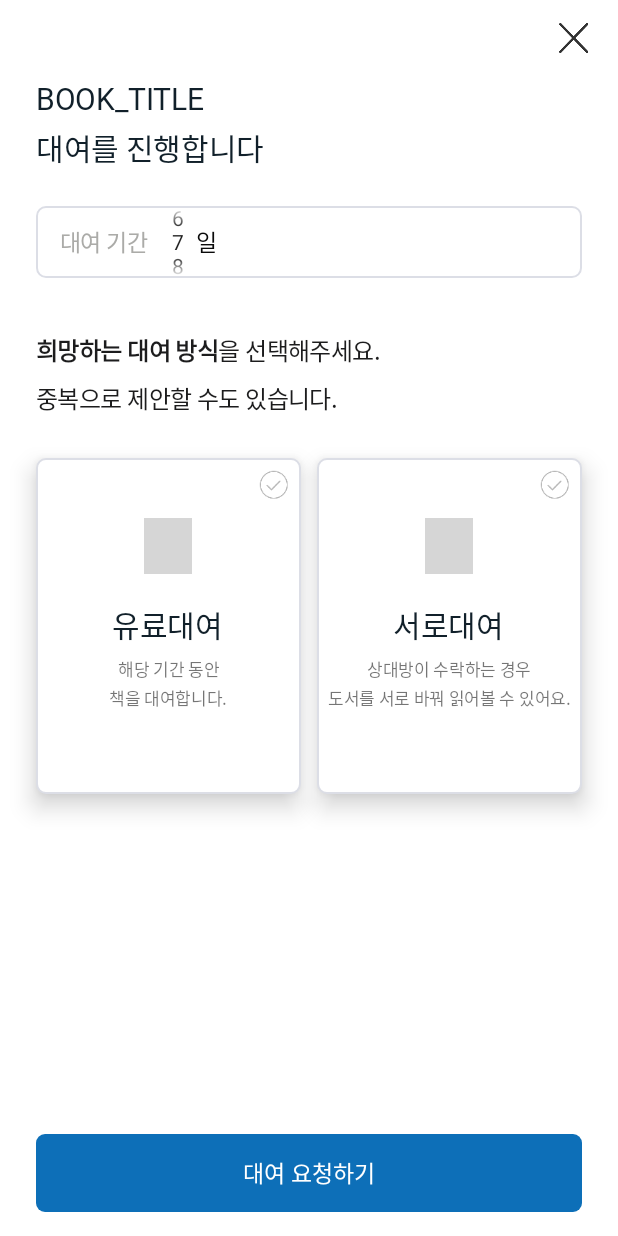
After one commit to csechrome/Gongchaek, an Android app: the BorrowMainActivity screen opened directly, with no data from a screen before it, on a phone screen of 412 x 824 dp. The commit adds this screen. Run offline under Robolectric (Android 15) with nearby library versions, the phone set to English and light mode, and no system bars; grey boxes are pictures that could not be loaded.

Commit message:
feat: add activity_borrow_main.xml

```diff
--- a/app/src/main/AndroidManifest.xml
+++ b/app/src/main/AndroidManifest.xml
@@ -21,6 +21,9 @@
         android:supportsRtl="true"
         android:theme="@style/Theme.Gongchaek"
         android:usesCleartextTraffic="true">
+        <activity
+            android:name=".feature.borrow.BorrowMainActivity"
+            android:exported="true" />
         <activity
             android:name=".feature.profile.ProfileActivity"
             android:exported="true" />
--- /dev/null
+++ b/app/src/main/java/com/gongchaek/gongchaek/feature/borrow/BorrowMainActivity.kt
@@ -0,0 +1,34 @@
+package com.gongchaek.gongchaek.feature.borrow
+
+import android.os.Bundle
+import com.gongchaek.gongchaek.databinding.ActivityBorrowMainBinding
+import com.gongchaek.gongchaek.global.BaseActivity
+
+class BorrowMainActivity :
+    BaseActivity<ActivityBorrowMainBinding>(ActivityBorrowMainBinding::inflate) {
+    override fun onCreate(savedInstanceState: Bundle?) {
+        super.onCreate(savedInstanceState)
+
+        val listBorrowPeriod = arrayOf(
+            "1일",
+            "2일",
+            "3일",
+            "4일",
+            "5일",
+            "6일",
+            "7일",
+            "8일",
+            "9일",
+            "10일",
+            "11일",
+            "12일",
+            "13일",
+            "14일"
+        )
+
+        binding.npPeriod.minValue = 1
+        binding.npPeriod.maxValue = 14
+        binding.npPeriod.value = 7
+        binding.npPeriod.wrapSelectorWheel = false
+    }
+}
--- a/app/src/main/java/com/gongchaek/gongchaek/feature/detailpage/DetailPageActivity.kt
+++ b/app/src/main/java/com/gongchaek/gongchaek/feature/detailpage/DetailPageActivity.kt
@@ -4,7 +4,9 @@ import android.content.Intent
 import android.os.Bundle
 import com.gongchaek.gongchaek.R
 import com.gongchaek.gongchaek.databinding.ActivityDetailPageBinding
+import com.gongchaek.gongchaek.feature.borrow.BorrowMainActivity
 import com.gongchaek.gongchaek.feature.profile.ProfileActivity
+import com.gongchaek.gongchaek.feature.tabchat.ChatRoomActivity
 import com.gongchaek.gongchaek.global.BaseActivity
 import com.gongchaek.gongchaek.util.showToast
 
@@ -23,6 +25,14 @@ class DetailPageActivity : BaseActivity<ActivityDetailPageBinding>(ActivityDetai
             }
         }
 
+        binding.btnBorrow.setOnClickListener {
+            startActivity(Intent(this, BorrowMainActivity::class.java))
+        }
+
+        binding.btnChat.setOnClickListener {
+            startActivity(Intent(this, ChatRoomActivity::class.java)) // TODO
+        }
+
         binding.btnProfile.setOnClickListener {
             startActivity(Intent(this, ProfileActivity::class.java))
         }
--- /dev/null
+++ b/app/src/main/res/drawable/item_checkbox_borrow.xml
@@ -0,0 +1,8 @@
+<selector xmlns:android="http://schemas.android.com/apk/res/android">
+    <!-- 체크박스 해제 상태 -->
+    <item android:state_checked="false"
+        android:drawable="@drawable/ic_check_round_blank"/>
+    <!-- 체크박스 선택 상태 -->
+    <item android:state_checked="true"
+        android:drawable="@drawable/ic_check_round_selected"/>
+</selector>
--- /dev/null
+++ b/app/src/main/res/layout/activity_borrow_main.xml
@@ -0,0 +1,286 @@
+<?xml version="1.0" encoding="utf-8"?>
+<LinearLayout xmlns:android="http://schemas.android.com/apk/res/android"
+    xmlns:app="http://schemas.android.com/apk/res-auto"
+    xmlns:tools="http://schemas.android.com/tools"
+    android:layout_width="match_parent"
+    android:layout_height="match_parent"
+    android:orientation="vertical"
+    tools:context=".feature.borrow.BorrowMainActivity">
+
+    <RelativeLayout
+        android:layout_width="match_parent"
+        android:layout_height="52dp">
+
+        <ImageView
+            android:layout_width="44dp"
+            android:layout_height="44dp"
+            android:layout_alignParentEnd="true"
+            android:layout_centerVertical="true"
+            android:layout_marginRight="8dp"
+            android:src="@drawable/ic_exit_black" />
+
+    </RelativeLayout>
+
+    <LinearLayout
+        android:layout_width="match_parent"
+        android:layout_height="wrap_content"
+        android:orientation="vertical"
+        android:paddingLeft="24dp"
+        android:paddingRight="24dp">
+
+        <!--        <TextView-->
+        <!--            android:layout_width="wrap_content"-->
+        <!--            android:layout_height="wrap_content"-->
+        <!--            android:fontFamily="@font/pretendard_medium"-->
+        <!--            android:letterSpacing="-0.011"-->
+        <!--            android:text="NICKNAME님의 서재에서"-->
+        <!--            android:textColor="#11202a"-->
+        <!--            android:textSize="20sp" />-->
+
+        <TextView
+            android:layout_width="wrap_content"
+            android:layout_height="wrap_content"
+            android:fontFamily="@font/pretendard_bold"
+            android:letterSpacing="-0.011"
+            android:text="BOOK_TITLE"
+            android:textColor="#11202a"
+            android:textSize="20sp" />
+
+        <TextView
+            android:layout_width="wrap_content"
+            android:layout_height="wrap_content"
+            android:layout_marginTop="4dp"
+            android:fontFamily="@font/pretendard_medium"
+            android:letterSpacing="-0.011"
+            android:text="대여를 진행합니다"
+            android:textColor="#11202a"
+            android:textSize="20sp" />
+
+        <!--        <TextView-->
+        <!--            android:layout_width="wrap_content"-->
+        <!--            android:layout_height="wrap_content"-->
+        <!--            android:layout_marginTop="20dp"-->
+        <!--            android:fontFamily="@font/pretendard_regular"-->
+        <!--            android:letterSpacing="-0.021"-->
+        <!--            android:text="아래 내용을 확인한 후 거래를 진행해주세요."-->
+        <!--            android:textColor="#717d8a"-->
+        <!--            android:textSize="14sp" />-->
+
+        <LinearLayout
+            android:layout_width="match_parent"
+            android:layout_height="48dp"
+            android:layout_marginTop="24dp"
+            android:background="@drawable/item_round_6dp_stroke_gray"
+            android:gravity="center_vertical"
+            android:orientation="horizontal"
+            android:paddingLeft="16dp">
+
+            <TextView
+                android:layout_width="wrap_content"
+                android:layout_height="wrap_content"
+                android:fontFamily="@font/pretendard_regular"
+                android:letterSpacing="-0.022"
+                android:text="대여 기간"
+                android:textColor="#ababa8"
+                android:textSize="15sp" />
+
+            <NumberPicker
+                android:id="@+id/np_period"
+                android:layout_width="24dp"
+                android:layout_height="wrap_content"
+                android:layout_marginLeft="8dp"
+                android:descendantFocusability="blocksDescendants" />
+
+            <TextView
+                android:layout_width="wrap_content"
+                android:layout_height="wrap_content"
+                android:fontFamily="@font/pretendard_semibold"
+                android:text="일"
+                android:textColor="#0a0a0a"
+                android:textSize="15sp" />
+
+        </LinearLayout>
+
+        <TextView
+            android:layout_width="wrap_content"
+            android:layout_height="wrap_content"
+            android:layout_marginTop="36dp"
+            android:fontFamily="@font/pretendard_regular"
+            android:letterSpacing="-0.024"
+            android:text="@string/borrow_main"
+            android:textColor="#1c1c1d"
+            android:textSize="16sp" />
+
+        <TextView
+            android:layout_width="wrap_content"
+            android:layout_height="wrap_content"
+            android:layout_marginTop="8dp"
+            android:fontFamily="@font/pretendard_regular"
+            android:letterSpacing="-0.024"
+            android:text="중복으로 제안할 수도 있습니다."
+            android:textColor="#1c1c1d"
+            android:textSize="16sp" />
+
+    </LinearLayout>
+
+    <LinearLayout
+        android:layout_width="match_parent"
+        android:layout_height="wrap_content"
+        android:orientation="horizontal">
+
+        <RelativeLayout
+            android:layout_width="0dp"
+            android:layout_height="224dp"
+            android:layout_marginLeft="24dp"
+            android:layout_marginTop="28dp"
+            android:layout_marginRight="5dp"
+            android:layout_marginBottom="24dp"
+            android:layout_weight="1"
+            android:background="@drawable/item_round_6dp_stroke_gray"
+            android:elevation="10dp">
+
+            <ImageView
+                android:layout_width="32dp"
+                android:layout_height="37dp"
+                android:layout_centerHorizontal="true"
+                android:layout_marginTop="40dp"
+                android:src="@drawable/ic_book_blue" />
+
+            <CheckBox
+                android:layout_width="20dp"
+                android:layout_height="20dp"
+                android:layout_alignParentRight="true"
+                android:layout_marginTop="8dp"
+                android:layout_marginRight="8dp"
+                android:background="@drawable/item_checkbox_circle"
+                android:button="@android:color/transparent" />
+
+            <TextView
+                android:layout_width="wrap_content"
+                android:layout_height="wrap_content"
+                android:layout_centerHorizontal="true"
+                android:layout_marginTop="96dp"
+                android:fontFamily="@font/pretendard_bold"
+                android:letterSpacing="-0.011"
+                android:text="유료대여"
+                android:textColor="#11202a"
+                android:textSize="20sp" />
+
+            <TextView
+                android:layout_width="wrap_content"
+                android:layout_height="wrap_content"
+                android:layout_centerHorizontal="true"
+                android:layout_marginTop="132dp"
+                android:fontFamily="@font/pretendard_regular"
+                android:gravity="center"
+                android:letterSpacing="-0.019"
+                android:lineHeight="16sp"
+                android:text="해당 기간 동안\n책을 대여합니다."
+                android:textSize="11sp" />
+
+        </RelativeLayout>
+
+
+        <RelativeLayout
+            android:layout_width="0dp"
+            android:layout_height="224dp"
+            android:layout_marginLeft="5dp"
+            android:layout_marginTop="28dp"
+            android:layout_marginRight="24dp"
+            android:layout_marginBottom="24dp"
+            android:layout_weight="1"
+            android:background="@drawable/item_round_6dp_stroke_gray"
+            android:elevation="10dp">
+
+            <ImageView
+                android:layout_width="32dp"
+                android:layout_height="37dp"
+                android:layout_centerHorizontal="true"
+                android:layout_marginTop="40dp"
+                android:src="@drawable/ic_book_orange" />
+
+            <CheckBox
+                android:layout_width="20dp"
+                android:layout_height="20dp"
+                android:layout_alignParentRight="true"
+                android:layout_marginTop="8dp"
+                android:layout_marginRight="8dp"
+                android:background="@drawable/item_checkbox_circle"
+                android:button="@android:color/transparent" />
+
+            <TextView
+                android:layout_width="wrap_content"
+                android:layout_height="wrap_content"
+                android:layout_centerHorizontal="true"
+                android:layout_marginTop="96dp"
+                android:fontFamily="@font/pretendard_bold"
+                android:letterSpacing="-0.011"
+                android:text="서로대여"
+                android:textColor="#11202a"
+                android:textSize="20sp" />
+
+            <TextView
+                android:layout_width="wrap_content"
+                android:layout_height="wrap_content"
+                android:layout_centerHorizontal="true"
+                android:layout_marginTop="132dp"
+                android:fontFamily="@font/pretendard_regular"
+                android:gravity="center"
+                android:letterSpacing="-0.019"
+                android:lineHeight="16sp"
+                android:text="상대방이 수락하는 경우\n도서를 서로 바꿔 읽어볼 수 있어요."
+                android:textSize="11sp" />
+
+        </RelativeLayout>
+
+    </LinearLayout>
+
+<!--        <LinearLayout-->
+<!--            android:layout_width="match_parent"-->
+<!--            android:layout_height="wrap_content"-->
+<!--            android:gravity="center_vertical">-->
+
+<!--            <CheckBox-->
+<!--                android:layout_width="20dp"-->
+<!--                android:layout_height="20dp"-->
+<!--                android:background="@drawable/item_checkbox_circle"-->
+<!--                android:button="@android:color/transparent"-->
+<!--                android:layout_marginLeft="24dp"/>-->
+
+<!--            <NumberPicker-->
+<!--                android:id="@+id/np_demand"-->
+<!--                android:layout_width="124dp"-->
+<!--                android:layout_height="32dp"-->
+<!--                android:background="@drawable/item_round_6dp_stroke_gray"-->
+<!--                android:layout_marginLeft="8dp"/>-->
+
+<!--        </LinearLayout>-->
+
+    <View
+        android:layout_width="0dp"
+        android:layout_height="0dp"
+        android:layout_weight="1" />
+
+    <LinearLayout
+        android:layout_width="match_parent"
+        android:layout_height="84dp"
+        android:elevation="20dp"
+        android:gravity="center_vertical"
+        android:orientation="horizontal">
+
+        <androidx.appcompat.widget.AppCompatButton
+            android:layout_width="match_parent"
+            android:layout_height="52dp"
+            android:layout_marginLeft="24dp"
+            android:layout_marginRight="24dp"
+            android:layout_weight="1"
+            android:background="@drawable/item_round_6dp"
+            android:backgroundTint="#0d6fb8"
+            android:fontFamily="@font/pretendard_semibold"
+            android:text="대여 요청하기"
+            android:textColor="#ffffff"
+            android:textSize="15sp" />
+
+    </LinearLayout>
+
+</LinearLayout>
--- a/app/src/main/res/layout/activity_detail_page.xml
+++ b/app/src/main/res/layout/activity_detail_page.xml
@@ -2,8 +2,8 @@
 <FrameLayout xmlns:android="http://schemas.android.com/apk/res/android"
     xmlns:app="http://schemas.android.com/apk/res-auto"
     xmlns:tools="http://schemas.android.com/tools"
+    android:id="@+id/layout_view"
     android:layout_width="match_parent"
-    android:id="@+id/layout_view"
     android:layout_height="match_parent"
     android:orientation="vertical"
     tools:context=".feature.detailpage.DetailPageActivity">
@@ -201,6 +201,7 @@
             </RelativeLayout>
 
             <androidx.appcompat.widget.AppCompatButton
+                android:id="@+id/btn_chat"
                 android:layout_width="match_parent"
                 android:layout_height="52dp"
                 android:layout_marginBottom="12dp"
@@ -213,6 +214,7 @@
                 android:visibility="visible" />
 
             <androidx.appcompat.widget.AppCompatButton
+                android:id="@+id/btn_borrow"
                 android:layout_width="match_parent"
                 android:layout_height="52dp"
                 android:layout_marginBottom="16dp"
--- a/app/src/main/res/values/strings.xml
+++ b/app/src/main/res/values/strings.xml
@@ -9,6 +9,7 @@
     <string name="upload_manual_2">평소에 읽는 책들을 바탕으로\n취향에 딱 맞는 책을 추천해드려요.</string>
     <string name="upload_hint_0">책장을 한 번에 스캔할 수 있어요.\n<b>한 장에 7~10권 정도가 적당해요.</b></string>
     <string name="upload_hint_1"><b>책 표지</b>를 찍어서\n등록할 수도 있어요!</string>
+    <string name="borrow_main"><b>희망하는 대여 방식</b>을 선택해주세요.</string>
     <!-- TODO: Remove or change this placeholder text -->
     <string name="hello_blank_fragment">Hello blank fragment</string>
 </resources>
```
